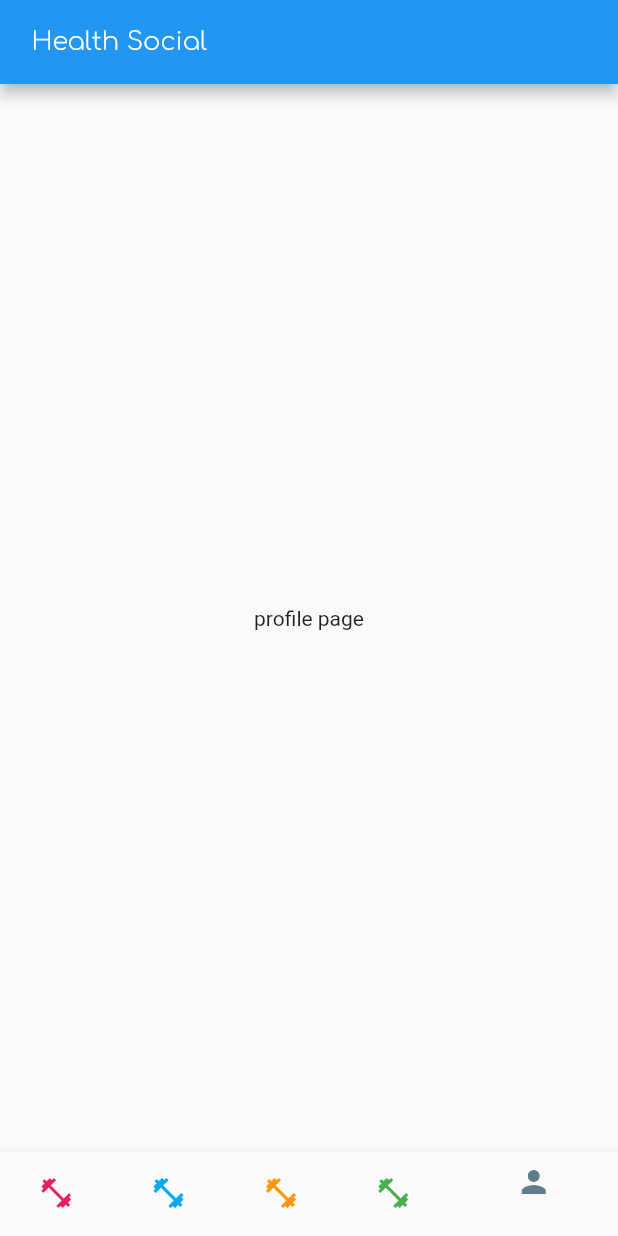
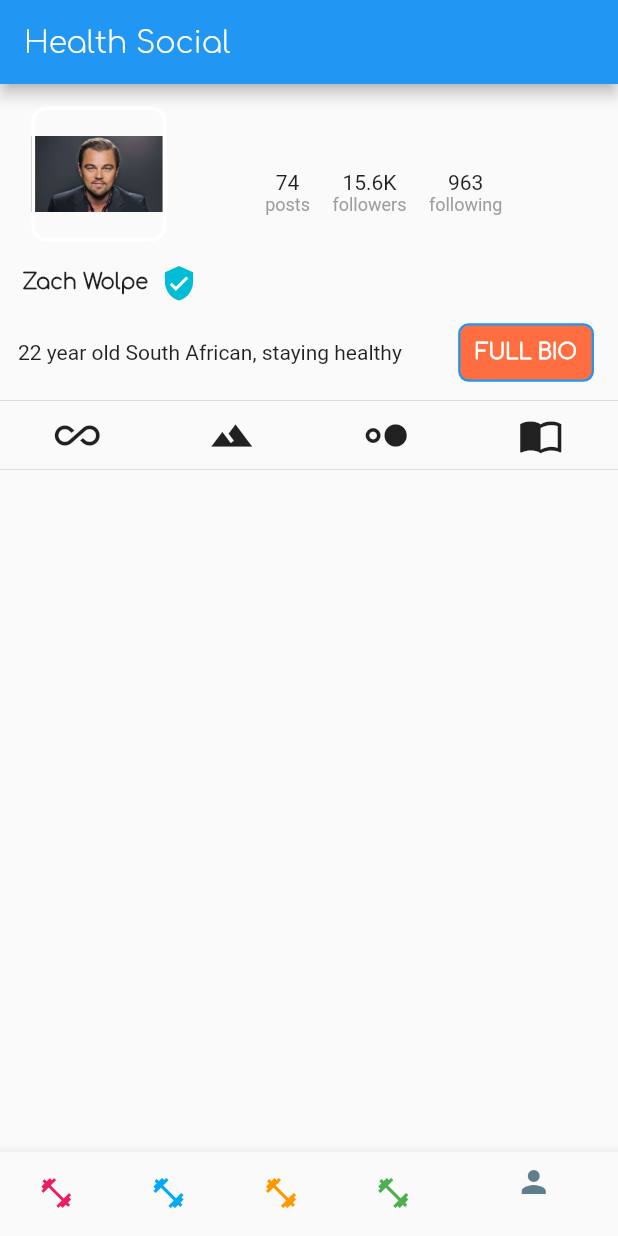
Before and after one commit to Health-Social/app_guru, a Flutter app: the screen it shows after launch, item 5 of the bottom bar chosen, on a phone screen of 412 x 824 dp. Run offline on Flutter 3.47's test engine with Material 2 defaults, Android fonts, the light colour scheme and no system bars; our stand-ins replace photo_view.

Commit message:
profile page

```diff
--- a/lib/main.dart
+++ b/lib/main.dart
@@ -5,7 +5,7 @@ import './pages/home.dart';
 import './pages/search.dart';
 import './pages/upload.dart';
 import './pages/notification.dart';
-import './pages/profile.dart';
+import './pages/profile pages/profile.dart';
 
 // Import Post Types
 import './post types/image_post.dart';
@@ -13,6 +13,11 @@ import './post types/text_post.dart';
 import './post types/diet_post.dart';
 import './post types/workout_post.dart';
 
+// Users
+import './users/user_details.dart';
+import './users/full_bio.dart';
+
+// Import Widgets
 
 void main() => runApp(MyApp());
 
@@ -30,16 +35,16 @@ ImagePost _imagePost = ImagePost(
     userId: 'dummy ID',
     userEmail: 'dummy@dummy.com',
     userName: 'Zach Wolpe',
-  userProfilePicture: 'assets/images/profile.png',
+    userProfilePicture: 'assets/images/profileDiCaprio.jpg',
     userPassword: 'dummy password',
     title: 'What a view!',
     tag: 'VIEWS',
-  description: 'Lorem ipsum dolor sit amet, consectetur adipiscing elit, sed do eiusmod tempor incididunt ut labore et dolore magna aliqua. Ut enim ad minim veniam, quis nostrud exercitation ullamco laboris nisi ut aliquip ex ea commodo consequat. Duis aute irure dolor in reprehenderit in voluptate velit esse cillum dolore eu fugiat nulla pariatur. Excepteur sint occaecat cupidatat non proident, sunt in culpa qui officia deserunt mollit anim id est laborum.',
+    description:
+        'Lorem ipsum dolor sit amet, consectetur adipiscing elit, sed do eiusmod tempor incididunt ut labore et dolore magna aliqua. Ut enim ad minim veniam, quis nostrud exercitation ullamco laboris nisi ut aliquip ex ea commodo consequat. Duis aute irure dolor in reprehenderit in voluptate velit esse cillum dolore eu fugiat nulla pariatur. Excepteur sint occaecat cupidatat non proident, sunt in culpa qui officia deserunt mollit anim id est laborum.',
     imagePath: 'dummy image path',
     imageUrl: 'assets/images/background2.jpg',
     hasViewed: false,
-  isFavourite: false
-);
+    isFavourite: false);
 
 // Dummy Post
 DietPost _dietPost = DietPost(
@@ -51,12 +56,12 @@ DietPost _dietPost = DietPost(
     title: 'Cherry Choc Cheese Cake',
     tag: 'VIEWS',
     bodyTag: 'weightloss',
-  description: 'Lorem ipsum dolor sit amet, consectetur adipiscing elit, sed do eiusmod tempor incididunt ut labore et dolore magna aliqua. Ut enim ad minim veniam, quis nostrud exercitation ullamco laboris nisi ut aliquip ex ea commodo consequat. Duis aute irure dolor in reprehenderit in voluptate velit esse cillum dolore eu fugiat nulla pariatur. Excepteur sint occaecat cupidatat non proident, sunt in culpa qui officia deserunt mollit anim id est laborum.',
+    description:
+        'Lorem ipsum dolor sit amet, consectetur adipiscing elit, sed do eiusmod tempor incididunt ut labore et dolore magna aliqua. Ut enim ad minim veniam, quis nostrud exercitation ullamco laboris nisi ut aliquip ex ea commodo consequat. Duis aute irure dolor in reprehenderit in voluptate velit esse cillum dolore eu fugiat nulla pariatur. Excepteur sint occaecat cupidatat non proident, sunt in culpa qui officia deserunt mollit anim id est laborum.',
     imagePath: 'dummy image path',
     imageUrl: 'assets/images/cake.jpg',
     hasViewed: false,
-  isFavourite: false
-);
+    isFavourite: false);
 
 // Dummy Post
 WorkoutPost _workoutPost = WorkoutPost(
@@ -68,30 +73,43 @@ WorkoutPost _workoutPost = WorkoutPost(
     title: 'What a view!',
     tag: 'VIEWS',
     bodyTag: 'Arms',
-  description: 'Lorem ipsum dolor sit amet, consectetur adipiscing elit, sed do eiusmod tempor incididunt ut labore et dolore magna aliqua. Ut enim ad minim veniam, quis nostrud exercitation ullamco laboris nisi ut aliquip ex ea commodo consequat. Duis aute irure dolor in reprehenderit in voluptate velit esse cillum dolore eu fugiat nulla pariatur. Excepteur sint occaecat cupidatat non proident, sunt in culpa qui officia deserunt mollit anim id est laborum.',
+    description:
+        'Lorem ipsum dolor sit amet, consectetur adipiscing elit, sed do eiusmod tempor incididunt ut labore et dolore magna aliqua. Ut enim ad minim veniam, quis nostrud exercitation ullamco laboris nisi ut aliquip ex ea commodo consequat. Duis aute irure dolor in reprehenderit in voluptate velit esse cillum dolore eu fugiat nulla pariatur. Excepteur sint occaecat cupidatat non proident, sunt in culpa qui officia deserunt mollit anim id est laborum.',
     imagePath: 'dummy image path',
     imageUrl: 'assets/images/background2.jpg',
     hasViewed: false,
-  isFavourite: false
-);
+    isFavourite: false);
 
 // Dummy Post
 TextPost _textPost = TextPost(
     userId: 'dummy ID',
     userEmail: 'dummy@dummy.com',
     userName: 'Zach Wolpe',
-  userProfilePicture: 'assets/images/profile.png',
+    userProfilePicture: 'assets/images/profileDiCaprio.jpg',
     userPassword: 'dummy password',
     title: 'What a view!',
     subTitle: 'absolutely gorgeous',
     tag: 'VIEWS',
-  description: 'Lorem ipsum dolor sit amet, consectetur adipiscing elit, sed do eiusmod tempor incididunt ut labore et dolore magna aliqua. Ut enim ad minim veniam, quis nostrud exercitation ullamco laboris nisi ut aliquip ex ea commodo consequat. Duis aute irure dolor in reprehenderit in voluptate velit esse cillum dolore eu fugiat nulla pariatur. Excepteur sint occaecat cupidatat non proident, sunt in culpa qui officia deserunt mollit anim id est laborum.',
+    description:
+        'Lorem ipsum dolor sit amet, consectetur adipiscing elit, sed do eiusmod tempor incididunt ut labore et dolore magna aliqua. Ut enim ad minim veniam, quis nostrud exercitation ullamco laboris nisi ut aliquip ex ea commodo consequat. Duis aute irure dolor in reprehenderit in voluptate velit esse cillum dolore eu fugiat nulla pariatur. Excepteur sint occaecat cupidatat non proident, sunt in culpa qui officia deserunt mollit anim id est laborum.',
     hasViewed: false,
-  isFavourite: false
+    isFavourite: false);
+
+// Dummy User
+UserDetails _dummyUser = UserDetails(
+  userId: 'dummy ID',
+  userEmail: 'dummy@dummy.com',
+  userName: 'Zach Wolpe',
+  userProfilePicture: 'assets/images/profileDiCaprio.jpg',
+  userPassword: 'dummy password',
+  userBio: '22 year old South African, staying healthy',
+  userFullBio: _dummyUserFullBio,
 );
 
+// Dummy User FUll Bio
+FullBio _dummyUserFullBio = FullBio (title: 'full bio in hrerre');
+
 // Pass to Dummy Post Displays
-
 
 List _posts = [_imagePost, _dietPost, _workoutPost, _textPost];
 // ..................................... DELETE WHEN ADDING REAL DATA : DUMMY POSTS ....................................................
@@ -111,7 +129,7 @@ class _MyAppState extends State<MyApp> {
   Widget _pageShown() {
     // which page to show
     if (_currentIndex == 0) {
-        return  HomePage(_posts);
+      return HomePage(_posts);
     }
     if (_currentIndex == 1) {
       return SearchPage();
@@ -122,7 +140,7 @@ class _MyAppState extends State<MyApp> {
     if (_currentIndex == 3) {
       return NotificationPage();
     } else {
-        return ProfilePage();
+      return ProfilePage(_dummyUser);
     }
   }
 
@@ -132,15 +150,9 @@ class _MyAppState extends State<MyApp> {
       title: 'health social',
       home: Scaffold(
         appBar: AppBar(
-          title: Container(
-            padding: EdgeInsets.symmetric(vertical: 8, horizontal: 5),
-            // decoration: BoxDecoration(
-              // border: Border.all(color: Colors.white, width: 0.8),
-              // borderRadius: BorderRadius.circular(9.0)
-            // ),
-            child: Text('Health Social', style: TextStyle(fontFamily: 'Comfortaa', fontSize: 17.0),),
-          )
-        ),
+            backgroundColor: Colors.blue,
+            title: Text('Health Social',
+                style: TextStyle(fontFamily: 'Comfortaa', fontSize: 20.0))),
         body: _pageShown(),
         bottomNavigationBar: BottomNavigationBar(
           currentIndex: _currentIndex,
--- a/lib/pages/auth.dart
+++ b/lib/pages/auth.dart
@@ -3,6 +3,6 @@ import 'package:flutter/material.dart';
 class AuthPage extends StatelessWidget {
   @override
   Widget build(BuildContext context) {
-    return null;
+    return Center(child: Text('auth page'),);
   }
 }
--- /dev/null
+++ b/lib/pages/profile pages/full_bio.dart
@@ -0,0 +1,23 @@
+import 'package:flutter/material.dart';
+
+class FullBioPage extends StatefulWidget {
+  @override
+  State<StatefulWidget> createState() {
+    return FullBioPageState();
+  }
+}
+
+class FullBioPageState extends State<FullBioPage> {
+  @override
+  Widget build(BuildContext context) {
+    return Scaffold(
+      appBar: AppBar(
+          backgroundColor: Colors.blue,
+          title: Text('Dynamic username',
+              style: TextStyle(fontFamily: 'Comfortaa', fontSize: 20.0))),
+      body: Center(
+        child: Text('FULL BIO!'),
+      ),
+    );
+  }
+}
--- /dev/null
+++ b/lib/pages/profile pages/profile.dart
@@ -0,0 +1,165 @@
+import 'package:flutter/material.dart';
+
+import './full_bio.dart';
+
+// Users
+import '../../users/user_details.dart';
+
+// NOTES
+// make it mandatory to have a SQUARE profile picture
+// that will make it easier to no have gaps in the picture circle or square
+
+class ProfilePage extends StatefulWidget {
+  final UserDetails _user;
+
+  ProfilePage(this._user);
+
+  _ProfilePageState createState() => _ProfilePageState();
+}
+
+class _ProfilePageState extends State<ProfilePage> {
+  Widget _fullBioButton() {
+    // Full Bio Button
+    return FlatButton(
+      onPressed: () {
+        Navigator.push(
+            context,
+            MaterialPageRoute(
+                builder: (BuildContext context) => FullBioPage()));
+      },
+      child: Container(
+        padding: EdgeInsets.all(10.0),
+        child: Text('FULL BIO',
+            style: TextStyle(
+                fontFamily: 'Comfortaa',
+                fontWeight: FontWeight.bold,
+                color: Colors.white)),
+        decoration: BoxDecoration(
+            color: Colors.deepOrangeAccent,
+            border: Border.all(color: Colors.blue, width: 1.5),
+            borderRadius: BorderRadius.circular(7.0)),
+      ),
+    );
+  }
+
+  Widget _profilePicSquare(String profilePicture) {
+    // Profile Picture Square
+
+    return GestureDetector(
+      onTap: () {
+        // go to view/change profile picture
+      },
+      child: Container(
+        margin: EdgeInsets.all(15.0),
+        height: 90.0,
+        width: 90.0,
+        decoration: BoxDecoration(
+            border: Border.all(color: Colors.white, width: 2.5),
+            borderRadius: BorderRadius.circular(10),
+            image: DecorationImage(image: AssetImage(profilePicture))),
+      ),
+    );
+  }
+
+  Widget _buttonFilterRow() {
+    // row of buttons to filter for the types of posts
+    return Column(
+      children: <Widget>[
+        Row(children: <Widget>[
+          Expanded(child: Icon(Icons.all_inclusive, size: 30)),
+          Divider(),
+          Expanded(child: Icon(Icons.terrain, size: 30)),
+          Divider(),
+          Expanded(child: Icon(Icons.hdr_strong, size: 30)),
+          Divider(),
+          Expanded(child: Icon(Icons.import_contacts, size: 30)),
+        ]),
+        Divider()
+      ],
+    );
+  }
+
+  Widget _userStats() {
+    // the numbers & text of followers/following/posts
+    return Expanded(
+      child: Row(
+        children: <Widget>[
+          Column(children: <Widget>[
+            Text('74'),
+            Text('posts', style: TextStyle(color: Colors.grey, fontSize: 12))
+          ]),
+          SizedBox(width: 15.0),
+          Column(children: <Widget>[
+            Text('15.6K'),
+            Text('followers',
+                style: TextStyle(color: Colors.grey, fontSize: 12))
+          ]),
+          SizedBox(width: 15.0),
+          Column(children: <Widget>[
+            Text('963'),
+            Text('following',
+                style: TextStyle(color: Colors.grey, fontSize: 12))
+          ])
+        ],
+      ),
+    );
+  }
+
+  Widget _verifiedBadge() {
+    // varified badge
+    return Row(
+      children: <Widget>[
+        GestureDetector(
+            onTap: () {
+              // details page
+            },
+            child: Container(
+              child: Icon(
+                Icons.verified_user,
+                size: 25,
+                color: Colors.cyan,
+              ),
+            ))
+      ],
+    );
+  }
+
+  @override
+  Widget build(BuildContext context) {
+    return ListView(children: <Widget>[
+      Row(
+        children: <Widget>[
+          Column(children: <Widget>[
+            Container(
+                // profile picture
+                child: _profilePicSquare(widget._user.userProfilePicture)),
+            Row(
+              children: <Widget>[
+                SizedBox(width: 15),
+                Text(widget._user.userName,
+                    style: TextStyle(
+                        fontSize: 14,
+                        fontWeight: FontWeight.bold,
+                        fontFamily: 'Comfortaa')),
+                 SizedBox(width: 8),
+                _verifiedBadge()
+              ],
+            ),
+          ]),
+          SizedBox(width: 45),
+          _userStats(),
+        ],
+      ),
+      SizedBox(height: 10),
+      Row(
+        children: <Widget>[
+          SizedBox(width: 12),
+          Container(child: Expanded(child: Text(widget._user.userBio))),
+          Container(child: _fullBioButton())
+        ],
+      ), // storing some of the same info twice, better to pull info (like profile picture) to post than to store it in a post. That way it also dynamically updates
+      Divider(),
+      _buttonFilterRow(),
+    ]);
+  }
+}
--- a/lib/pages/profile.dart
+++ /dev/null
@@ -1,14 +0,0 @@
-import 'package:flutter/material.dart';
-
-class ProfilePage extends StatefulWidget {
-  _ProfilePageState createState() => _ProfilePageState();
-}
-
-class _ProfilePageState extends State<ProfilePage> {
-  @override
-  Widget build(BuildContext context) {
-    return Center(
-       child: Text('profile page'),
-    );
-  }
-}
--- a/lib/post display/home page card/image.dart
+++ b/lib/post display/home page card/image.dart
@@ -20,7 +20,7 @@ class ImagePostDisplay extends StatelessWidget {
           Navigator.push(
               context,
               MaterialPageRoute(
-                  builder: (context) => ImagePostFull(_imagePost)));
+                  builder: (BuildContext context) => ImagePostFull(_imagePost)));
         },
         onDoubleTap: () {
           // like post code
@@ -52,15 +52,6 @@ class ImagePostDisplay extends StatelessWidget {
                     margin: EdgeInsets.only(top: 15.0, right: 15.0),
                     alignment: Alignment.topRight,
                     child: PostTitle(_imagePost.title)),
-                //  Container(
-                //   // Like heart
-                //   margin: EdgeInsets.only(top: 451),
-                //   alignment: Alignment.bottomRight,
-                //   child: Stack(children: <Widget>[
-                //     Icon(Icons.favorite, size: 30),
-                //     Icon(Icons.favorite_border, size: 32, color: Colors.white)
-                //   ],
-                // )),
               ],
             ),
             Container(
@@ -68,7 +59,6 @@ class ImagePostDisplay extends StatelessWidget {
                 height: 1.0,
                 alignment: FractionalOffset.topCenter,
                 child: PostDescription(_imagePost.description)),
-            Divider(),
           ],
         )));
   }
--- /dev/null
+++ b/lib/users/full_bio.dart
@@ -0,0 +1,10 @@
+import 'package:flutter/material.dart';
+
+class FullBio {
+final String title;
+
+FullBio({
+  @required this.title
+});
+
+}
--- /dev/null
+++ b/lib/users/user_details.dart
@@ -0,0 +1,23 @@
+import 'package:flutter/material.dart';
+
+import './full_bio.dart';
+
+class UserDetails {
+  final String userId;
+  final String userName; // must be unique?
+  final String userEmail;
+  final String userPassword;
+  final String userProfilePicture;
+  final String userBio;
+  final FullBio userFullBio; // sub-type
+
+  UserDetails({
+    @required this.userId,
+    @required this.userName,
+    @required this.userEmail,
+    @required this.userPassword,
+    @required this.userProfilePicture,
+    @required this.userBio,
+    @required this.userFullBio,
+  });
+}
--- a/lib/widgets/post_elements/post_description.dart
+++ b/lib/widgets/post_elements/post_description.dart
@@ -1,23 +1,44 @@
 import 'package:flutter/material.dart';
 
-class PostDescription extends StatelessWidget {
+
+class PostDescription extends StatefulWidget {
   final String description;
 
   PostDescription(this.description);
 
+  @override
+  State<StatefulWidget> createState() {
+    return PostDescriptionState();
+  }
+}
+
+class PostDescriptionState extends State<PostDescription> {
+  bool _fullPost = false;
+
   String _longDescription() {
-    if (description.length > 120) {
-      return description.substring(0, 120) + ' ... (more)';
+    if (widget.description.length > 120) {
+      if (_fullPost == false) {
+        return widget.description.substring(0, 120) + ' ... (more)';
+      } else {
+        return widget.description;
+      }
     } else {
-      return description;
+      return widget.description;
     }
   }
 
   @override
   Widget build(BuildContext context) {
-    return Container(
-      padding: EdgeInsets.all(15.0),
-      child: Text(_longDescription()),
+    return GestureDetector(
+      onTap: () {
+        setState(() {
+           _fullPost ? _fullPost = false : _fullPost = true;
+        });
+      },
+      child: Container(
+        padding: EdgeInsets.all(15.0),
+        child: Text(_longDescription()),
+      ),
     );
   }
 }
--- a/pubspec.yaml
+++ b/pubspec.yaml
@@ -47,6 +47,8 @@ flutter:
     - assets/images/runner2.jpg
     - assets/images/cake.jpg
     - assets/images/profile.png
+    - assets/images/profileDiCaprio.jpg
+
 
   # An image asset can refer to one or more resolution-specific "variants", see
   # https://flutter.io/assets-and-images/#resolution-aware.
```
Also changed, not shown: assets/images/profileDiCaprio.jpg (added). Lines whose indentation alone changed are shown as unchanged.
